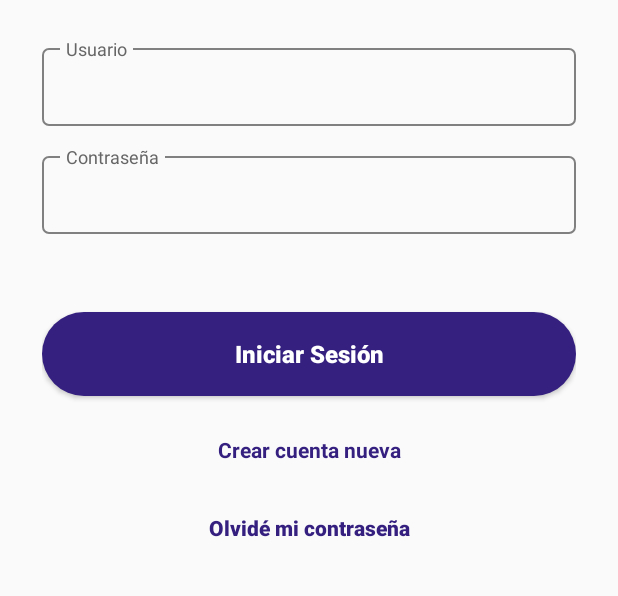
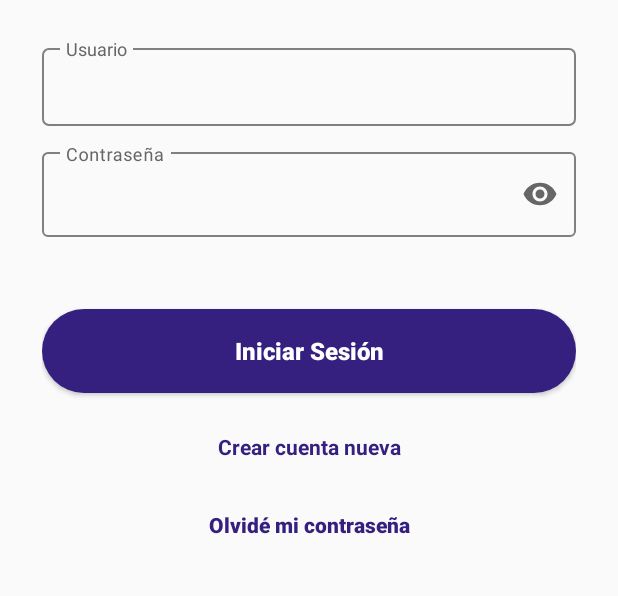
Before and after one commit to RAGM80/Ambulantitos, an Android app built with Jetpack Compose: the LoginClienteActivity screen opened directly, with no data from a screen before it, on a phone screen of 412 x 824 dp, the part 318-914 px from its top. Run offline under Robolectric (Android 15) with nearby library versions, the phone set to English and light mode, and no system bars.

Commit message:
Agregue cierre de sesión y visibilidad de contraseña en cliente

```diff
--- a/features/cliente/src/main/java/com/ambulantitos/feature/cliente/BusquedaClienteActivity.kt
+++ b/features/cliente/src/main/java/com/ambulantitos/feature/cliente/BusquedaClienteActivity.kt
@@ -1,12 +1,13 @@
 package com.ambulantitos.feature.cliente
 
+import android.content.Intent
 import android.os.Bundle
+import android.view.View
 import androidx.activity.ComponentActivity
 import androidx.activity.enableEdgeToEdge
+import com.ambulantitos.core.data.RepositorioFirestore
 import com.ambulantitos.feature.cliente.R as ClienteR
 import com.google.android.material.appbar.MaterialToolbar
-import android.content.Intent
-import android.view.View
 
 class BusquedaClienteActivity : ComponentActivity() {
 
@@ -14,31 +15,42 @@ class BusquedaClienteActivity : ComponentActivity() {
         super.onCreate(savedInstanceState)
         enableEdgeToEdge()
 
-        //Abre el diseño de Vendedores cercanos que ya tenemos en el módulo cliente
+        //Muestra la pantalla de Vendedores cercanos
         setContentView(ClienteR.layout.pantalla_buscar_vendedores_cliente)
 
-        //Busca la barra de arriba para conectar la flecha de regreso
+        //La flecha regresa a la pantalla anterior
         val barra = findViewById<MaterialToolbar>(ClienteR.id.barra_busqueda)
         barra.setNavigationOnClickListener {
-            //Cierra esta pantalla y vuelve al login desde donde entramos
             finish()
         }
-        //Busca el botón Ver productos que está en la tarjeta del vendedor
+
+        //Abre Productos disponibles
         val botonVerProductos = findViewById<View>(ClienteR.id.boton_ver_productos)
-
         botonVerProductos.setOnClickListener {
-            //Abre la pantalla de Productos disponibles
             val intent = Intent(this, ProductosClienteActivity::class.java)
             startActivity(intent)
         }
-        //Busca el botón Mis pedidos en Vendedores cercanos
+
+        //Abre la lista de pedidos
         val botonMisPedidos = findViewById<View>(ClienteR.id.boton_mis_pedidos)
-
         botonMisPedidos.setOnClickListener {
-            //Abre la misma lista que usamos desde Pedido enviado
             val intent = Intent(this, MisPedidosClienteActivity::class.java)
             startActivity(intent)
         }
+
+        //Busca el botón Cerrar sesión en el diseño
+        val botonCerrarSesion = findViewById<View>(ClienteR.id.boton_cerrar_sesion_cliente)
+        botonCerrarSesion.setOnClickListener {
+            //Cierra la sesión del cliente en Firebase
+            RepositorioFirestore.obtener().cerrarSesion()
+
+            //Abre un login nuevo para que los campos aparezcan vacíos
+            val intent = Intent(this, LoginClienteActivity::class.java)
+            intent.addFlags(Intent.FLAG_ACTIVITY_CLEAR_TOP)
+            startActivity(intent)
+            finish()
+        }
+
         //Deja espacio para las barras del teléfono y el teclado
         aplicarBordes()
     }
--- a/features/cliente/src/main/res/layout/pantalla_buscar_vendedores_cliente.xml
+++ b/features/cliente/src/main/res/layout/pantalla_buscar_vendedores_cliente.xml
@@ -193,5 +193,13 @@
             android:textColor="?attr/colorPrimary"
             android:textSize="16sp"
             android:textStyle="bold" />
+        <!--Botón Cerrar sesión-->
+        <com.google.android.material.button.MaterialButton
+            android:id="@+id/boton_cerrar_sesion_cliente"
+            style="@style/Widget.Material3.Button.TextButton"
+            android:layout_width="match_parent"
+            android:layout_height="48dp"
+            android:text="@string/cliente_cerrar_sesion"
+            android:textAllCaps="false" />
     </LinearLayout>
 </LinearLayout>
--- a/features/cliente/src/main/res/layout/pantalla_login_cliente.xml
+++ b/features/cliente/src/main/res/layout/pantalla_login_cliente.xml
@@ -1,10 +1,13 @@
 <?xml version="1.0" encoding="utf-8"?>
 <!--Desplazamiento de la pantalla-->
 <ScrollView xmlns:android="http://schemas.android.com/apk/res/android"
+    xmlns:app="http://schemas.android.com/apk/res-auto"
     android:layout_width="match_parent"
     android:layout_height="match_parent"
     android:background="#FAFAFA"
+    android:theme="@style/TemaClienteAmbulantitos"
     android:fillViewport="true">
+
     <!--Contenido del inicio de sesión-->
     <LinearLayout
         android:layout_width="match_parent"
@@ -14,6 +17,7 @@
         android:paddingTop="72dp"
         android:paddingEnd="28dp"
         android:paddingBottom="32dp">
+
         <!--Logo de Ambulantitos-->
         <ImageView
             android:id="@+id/iv_logo_cliente"
@@ -22,12 +26,13 @@
             android:src="@drawable/logo_ambulantitos"
             android:scaleType="fitCenter"
             android:contentDescription="@string/cliente_login_marca" />
+
         <!--Contenedor del usuario-->
         <FrameLayout
             android:layout_width="match_parent"
             android:layout_height="64dp"
             android:layout_marginTop="24dp">
-            <!--Campo Usuario-->
+
             <EditText
                 android:id="@+id/et_usuario_cliente"
                 android:layout_width="match_parent"
@@ -43,7 +48,7 @@
                 android:paddingEnd="16dp"
                 android:textColor="#212121"
                 android:textSize="16sp" />
-            <!--Etiqueta Usuario-->
+
             <TextView
                 android:layout_width="wrap_content"
                 android:layout_height="wrap_content"
@@ -56,40 +61,28 @@
                 android:textColor="#666666"
                 android:textSize="12sp" />
         </FrameLayout>
-        <!--Contenedor de la contraseña-->
-        <FrameLayout
+
+        <!--El ojito permite mostrar u ocultar la contraseña-->
+        <com.google.android.material.textfield.TextInputLayout
+            style="@style/Widget.Material3.TextInputLayout.OutlinedBox"
             android:layout_width="match_parent"
-            android:layout_height="64dp"
-            android:layout_marginTop="8dp">
-            <!--Campo Contraseña-->
-            <EditText
+            android:layout_height="wrap_content"
+            android:layout_marginTop="8dp"
+            android:hint="@string/cliente_login_contrasena"
+            app:expandedHintEnabled="false"
+            app:endIconMode="password_toggle">
+
+            <com.google.android.material.textfield.TextInputEditText
                 android:id="@+id/et_contrasena_cliente"
                 android:layout_width="match_parent"
-                android:layout_height="52dp"
-                android:layout_marginTop="8dp"
+                android:layout_height="wrap_content"
+                android:minHeight="56dp"
                 android:autofillHints="password"
-                android:background="@drawable/fondo_campo_login_cliente"
-                android:backgroundTint="@null"
                 android:imeOptions="actionDone"
                 android:inputType="textPassword"
-                android:singleLine="true"
-                android:paddingStart="16dp"
-                android:paddingEnd="16dp"
-                android:textColor="#212121"
-                android:textSize="16sp" />
-            <!--Etiqueta Contraseña-->
-            <TextView
-                android:layout_width="wrap_content"
-                android:layout_height="wrap_content"
-                android:layout_marginStart="12dp"
-                android:background="#FAFAFA"
-                android:labelFor="@id/et_contrasena_cliente"
-                android:paddingStart="4dp"
-                android:paddingEnd="4dp"
-                android:text="@string/cliente_login_contrasena"
-                android:textColor="#666666"
-                android:textSize="12sp" />
-        </FrameLayout>
+                android:singleLine="true" />
+        </com.google.android.material.textfield.TextInputLayout>
+
         <!--Botón Iniciar sesión-->
         <Button
             android:id="@+id/btn_login_cliente"
@@ -103,6 +96,7 @@
             android:textColor="@android:color/white"
             android:textSize="16sp"
             android:textStyle="bold" />
+
         <!--Opción Crear cuenta nueva-->
         <TextView
             android:id="@+id/tv_registro_cliente"
@@ -115,6 +109,7 @@
             android:textColor="#352080"
             android:textSize="14sp"
             android:textStyle="bold" />
+
         <!--Botón Olvidé mi contraseña-->
         <Button
             android:id="@+id/boton_recuperar_cuenta_cliente"
--- a/features/cliente/src/main/res/values/strings.xml
+++ b/features/cliente/src/main/res/values/strings.xml
@@ -92,4 +92,5 @@
     <string name="cliente_registro_usuario_formato">Usa solo letras de la A a la Z, números o guion bajo</string>
     <string name="cliente_registro_solo_letras">Escribe solo letras y espacios</string>
     <string name="cliente_registro_celular_solo_numeros">Escribe solo números, sin espacios ni guiones</string>
+    <string name="cliente_cerrar_sesion">Cerrar sesión</string>
 </resources>
```
